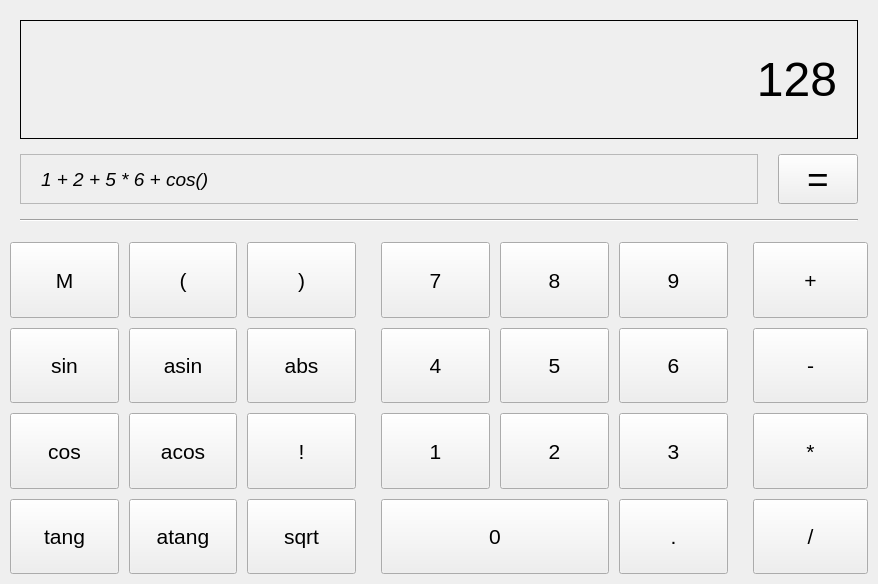
Above: src/calculator.ui from NoName115/IVS before the change. Below: the same form after it.
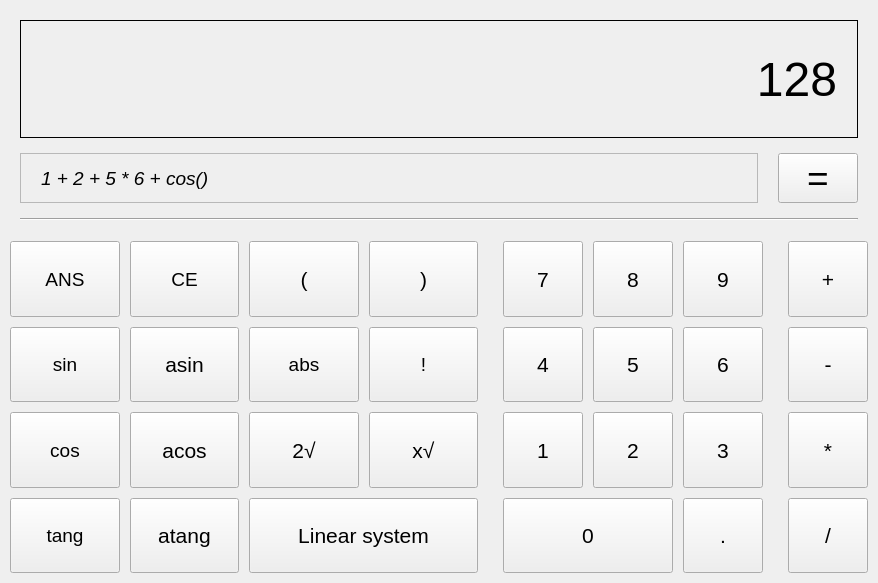
That is the form after the change.

Commit message: [GUI] Linear system added, bug fixed

```diff
--- a/src/calculator.ui
+++ b/src/calculator.ui
@@ -13,7 +13,7 @@
     <x>0</x>
     <y>0</y>
     <width>878</width>
-    <height>584</height>
+    <height>583</height>
    </rect>
   </property>
   <property name="sizePolicy">
@@ -48,7 +48,7 @@
     <number>0</number>
    </property>
    <item row="0" column="0">
-    <layout class="QGridLayout" name="gridLayout" rowstretch="2,3" columnstretch="3,3,1">
+    <layout class="QGridLayout" name="gridLayout" rowstretch="2,3" columnstretch="3,3,1,0">
      <property name="leftMargin">
       <number>0</number>
      </property>
@@ -67,7 +67,7 @@
      <property name="verticalSpacing">
       <number>10</number>
      </property>
-     <item row="1" column="1">
+     <item row="1" column="2">
       <layout class="QGridLayout" name="gridLayout_3">
        <property name="spacing">
         <number>10</number>
@@ -283,7 +283,7 @@
        </item>
       </layout>
      </item>
-     <item row="1" column="2">
+     <item row="1" column="3">
       <layout class="QGridLayout" name="gridLayout_4">
        <property name="spacing">
         <number>10</number>
@@ -366,31 +366,12 @@
        </item>
       </layout>
      </item>
-     <item row="1" column="0">
-      <layout class="QGridLayout" name="gridLayout_2" columnstretch="0,0,0">
+     <item row="1" column="0" colspan="2">
+      <layout class="QGridLayout" name="gridLayout_2" columnstretch="0,0,0,0">
        <property name="spacing">
         <number>10</number>
        </property>
-       <item row="0" column="0">
-        <widget class="QPushButton" name="pushButton">
-         <property name="sizePolicy">
-          <sizepolicy hsizetype="Expanding" vsizetype="Expanding">
-           <horstretch>0</horstretch>
-           <verstretch>0</verstretch>
-          </sizepolicy>
-         </property>
-         <property name="font">
-          <font>
-           <pointsize>16</pointsize>
-           <italic>false</italic>
-          </font>
-         </property>
-         <property name="text">
-          <string>M</string>
-         </property>
-        </widget>
-       </item>
-       <item row="0" column="2">
+       <item row="0" column="3">
         <widget class="QPushButton" name="pushButton_3">
          <property name="sizePolicy">
           <sizepolicy hsizetype="Expanding" vsizetype="Expanding">
@@ -410,25 +391,6 @@
         </widget>
        </item>
        <item row="2" column="1">
-        <widget class="QPushButton" name="pushButton_7">
-         <property name="sizePolicy">
-          <sizepolicy hsizetype="Expanding" vsizetype="Expanding">
-           <horstretch>0</horstretch>
-           <verstretch>0</verstretch>
-          </sizepolicy>
-         </property>
-         <property name="font">
-          <font>
-           <pointsize>16</pointsize>
-           <italic>false</italic>
-          </font>
-         </property>
-         <property name="text">
-          <string>acos</string>
-         </property>
-        </widget>
-       </item>
-       <item row="1" column="0">
         <widget class="QPushButton" name="pushButton_4">
          <property name="sizePolicy">
           <sizepolicy hsizetype="Expanding" vsizetype="Expanding">
@@ -443,11 +405,11 @@
           </font>
          </property>
          <property name="text">
-          <string>sin</string>
+          <string>acos</string>
          </property>
         </widget>
        </item>
-       <item row="1" column="2">
+       <item row="2" column="3">
         <widget class="QPushButton" name="pushButton_6">
          <property name="sizePolicy">
           <sizepolicy hsizetype="Expanding" vsizetype="Expanding">
@@ -462,11 +424,11 @@
           </font>
          </property>
          <property name="text">
-          <string>abs</string>
+          <string>x√</string>
          </property>
         </widget>
        </item>
-       <item row="1" column="1">
+       <item row="2" column="2">
         <widget class="QPushButton" name="pushButton_5">
          <property name="sizePolicy">
           <sizepolicy hsizetype="Expanding" vsizetype="Expanding">
@@ -481,11 +443,11 @@
           </font>
          </property>
          <property name="text">
-          <string>asin</string>
+          <string>2√</string>
          </property>
         </widget>
        </item>
-       <item row="0" column="1">
+       <item row="0" column="2">
         <widget class="QPushButton" name="pushButton_2">
          <property name="sizePolicy">
           <sizepolicy hsizetype="Expanding" vsizetype="Expanding">
@@ -504,26 +466,26 @@
          </property>
         </widget>
        </item>
+       <item row="1" column="1">
+        <widget class="QPushButton" name="pushButton">
+         <property name="sizePolicy">
+          <sizepolicy hsizetype="Expanding" vsizetype="Expanding">
+           <horstretch>0</horstretch>
+           <verstretch>0</verstretch>
+          </sizepolicy>
+         </property>
+         <property name="font">
+          <font>
+           <pointsize>16</pointsize>
+           <italic>false</italic>
+          </font>
+         </property>
+         <property name="text">
+          <string>asin</string>
+         </property>
+        </widget>
+       </item>
        <item row="3" column="1">
-        <widget class="QPushButton" name="pushButton_8">
-         <property name="sizePolicy">
-          <sizepolicy hsizetype="Expanding" vsizetype="Expanding">
-           <horstretch>0</horstretch>
-           <verstretch>0</verstretch>
-          </sizepolicy>
-         </property>
-         <property name="font">
-          <font>
-           <pointsize>16</pointsize>
-           <italic>false</italic>
-          </font>
-         </property>
-         <property name="text">
-          <string>atang</string>
-         </property>
-        </widget>
-       </item>
-       <item row="2" column="0">
         <widget class="QPushButton" name="pushButton_9">
          <property name="sizePolicy">
           <sizepolicy hsizetype="Expanding" vsizetype="Expanding">
@@ -538,29 +500,88 @@
           </font>
          </property>
          <property name="text">
-          <string>cos</string>
+          <string>atang</string>
          </property>
         </widget>
        </item>
-       <item row="2" column="2">
-        <widget class="QPushButton" name="pushButton_10">
+       <item row="1" column="3">
+        <widget class="QPushButton" name="pushButton_30">
          <property name="sizePolicy">
           <sizepolicy hsizetype="Expanding" vsizetype="Expanding">
            <horstretch>0</horstretch>
            <verstretch>0</verstretch>
           </sizepolicy>
          </property>
-         <property name="font">
-          <font>
-           <pointsize>16</pointsize>
-           <italic>false</italic>
-          </font>
-         </property>
          <property name="text">
           <string>!</string>
          </property>
         </widget>
        </item>
+       <item row="1" column="0">
+        <widget class="QPushButton" name="pushButton_32">
+         <property name="sizePolicy">
+          <sizepolicy hsizetype="Expanding" vsizetype="Expanding">
+           <horstretch>0</horstretch>
+           <verstretch>0</verstretch>
+          </sizepolicy>
+         </property>
+         <property name="text">
+          <string>sin</string>
+         </property>
+        </widget>
+       </item>
+       <item row="0" column="0">
+        <widget class="QPushButton" name="pushButton_33">
+         <property name="sizePolicy">
+          <sizepolicy hsizetype="Expanding" vsizetype="Expanding">
+           <horstretch>0</horstretch>
+           <verstretch>0</verstretch>
+          </sizepolicy>
+         </property>
+         <property name="text">
+          <string>ANS</string>
+         </property>
+        </widget>
+       </item>
+       <item row="2" column="0">
+        <widget class="QPushButton" name="pushButton_34">
+         <property name="sizePolicy">
+          <sizepolicy hsizetype="Expanding" vsizetype="Expanding">
+           <horstretch>0</horstretch>
+           <verstretch>0</verstretch>
+          </sizepolicy>
+         </property>
+         <property name="text">
+          <string>cos</string>
+         </property>
+        </widget>
+       </item>
+       <item row="1" column="2">
+        <widget class="QPushButton" name="pushButton_24">
+         <property name="sizePolicy">
+          <sizepolicy hsizetype="Expanding" vsizetype="Expanding">
+           <horstretch>0</horstretch>
+           <verstretch>0</verstretch>
+          </sizepolicy>
+         </property>
+         <property name="text">
+          <string>abs</string>
+         </property>
+        </widget>
+       </item>
+       <item row="0" column="1">
+        <widget class="QPushButton" name="pushButton_31">
+         <property name="sizePolicy">
+          <sizepolicy hsizetype="Expanding" vsizetype="Expanding">
+           <horstretch>0</horstretch>
+           <verstretch>0</verstretch>
+          </sizepolicy>
+         </property>
+         <property name="text">
+          <string>CE</string>
+         </property>
+        </widget>
+       </item>
        <item row="3" column="0">
         <widget class="QPushButton" name="pushButton_11">
          <property name="sizePolicy">
@@ -569,19 +590,13 @@
            <verstretch>0</verstretch>
           </sizepolicy>
          </property>
-         <property name="font">
-          <font>
-           <pointsize>16</pointsize>
-           <italic>false</italic>
-          </font>
-         </property>
          <property name="text">
           <string>tang</string>
          </property>
         </widget>
        </item>
-       <item row="3" column="2">
-        <widget class="QPushButton" name="pushButton_12">
+       <item row="3" column="2" colspan="2">
+        <widget class="QPushButton" name="pushButton_7">
          <property name="sizePolicy">
           <sizepolicy hsizetype="Expanding" vsizetype="Expanding">
            <horstretch>0</horstretch>
@@ -595,13 +610,13 @@
           </font>
          </property>
          <property name="text">
-          <string>sqrt</string>
+          <string>Linear system</string>
          </property>
         </widget>
        </item>
       </layout>
      </item>
-     <item row="0" column="0" colspan="3">
+     <item row="0" column="0" colspan="4">
       <layout class="QGridLayout" name="gridLayout_5" rowstretch="5,0,0" columnstretch="5,0">
        <property name="sizeConstraint">
         <enum>QLayout::SetDefaultConstraint</enum>
```
Left out of the diff: 2 changed lines with no effect on the pictures. The commit also changes 4 other files.
